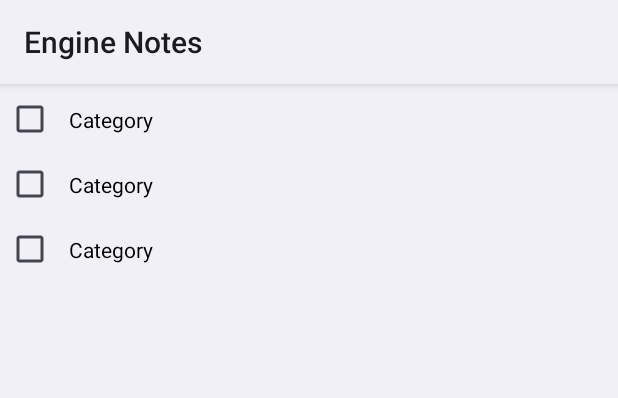
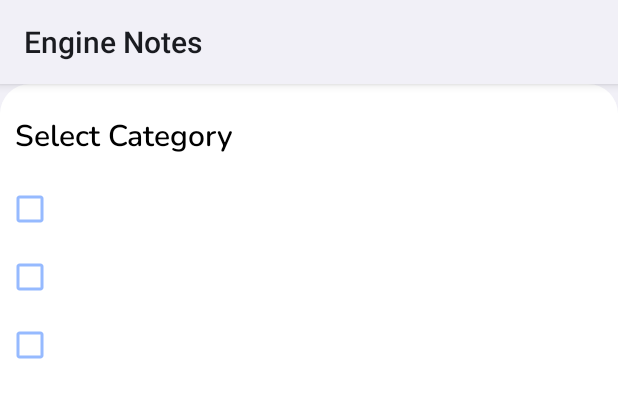
Before and after one commit to kashiflab/Engine-Notes, an Android app: the layout bottom_sheet.xml on its own in the app's theme, with its tools: preview values and no code run, on a phone screen of 412 x 824 dp. Shown: the top 398 px of the screen. Run offline under Robolectric (Android 15) with nearby library versions, the phone set to English and light mode, and no system bars.

Commit message:
bottom sheet radius 20dp

```diff
--- /dev/null
+++ b/app/src/main/res/drawable/bottom_sheet_bg.xml
@@ -0,0 +1,11 @@
+<?xml version="1.0" encoding="utf-8"?>
+<shape android:shape="rectangle" xmlns:android="http://schemas.android.com/apk/res/android">
+
+    <corners
+        android:topLeftRadius="20dp"
+        android:topRightRadius="20dp"/>
+
+    <solid
+        android:color="@color/white"/>
+
+</shape>
--- a/app/src/main/res/layout/activity_create_note.xml
+++ b/app/src/main/res/layout/activity_create_note.xml
@@ -61,8 +61,7 @@
         android:layout_marginEnd="10dp"
         android:id="@+id/categoryIcon"
         android:layout_width="30dp"
-        android:layout_height="30dp"
-        android:src="@drawable/work_notes" />
+        android:layout_height="30dp" />
 
     <TextView
         app:layout_constraintTop_toBottomOf="@id/headerLayout"
@@ -70,7 +69,6 @@
         app:layout_constraintEnd_toEndOf="parent"
         android:padding="5dp"
         android:id="@+id/categoryTitle"
-        android:text="Work Notes"
         android:textAppearance="@style/RegularFont"
         android:textSize="18sp"
         android:textColor="@color/black"
--- a/app/src/main/res/layout/bottom_sheet.xml
+++ b/app/src/main/res/layout/bottom_sheet.xml
@@ -3,12 +3,27 @@
     xmlns:app="http://schemas.android.com/apk/res-auto"
     xmlns:tools="http://schemas.android.com/tools"
     android:orientation="vertical"
+    android:background="@drawable/bottom_sheet_bg"
     android:layout_width="match_parent"
-    android:layout_height="match_parent">
+    android:layout_height="match_parent"
+    app:layout_behavior="com.google.android.material.bottomsheet.BottomSheetBehavior">
+
+    <TextView
+        android:layout_marginTop="10dp"
+        android:id="@+id/categories"
+        android:text="Select Category"
+        android:textAppearance="@style/SemiBoldFont"
+        android:textSize="20sp"
+        android:padding="10dp"
+        app:layout_constraintTop_toTopOf="parent"
+        app:layout_constraintStart_toStartOf="parent"
+        app:layout_constraintEnd_toEndOf="parent"
+        android:layout_width="match_parent"
+        android:layout_height="wrap_content"/>
 
     <androidx.recyclerview.widget.RecyclerView
         android:id="@+id/categoriesRVBT"
-        app:layout_constraintTop_toTopOf="parent"
+        app:layout_constraintTop_toBottomOf="@id/categories"
         app:layout_constraintEnd_toEndOf="parent"
         app:layout_constraintStart_toStartOf="parent"
         tools:listitem="@layout/bottom_sheet_item"
--- a/app/src/main/res/layout/bottom_sheet_item.xml
+++ b/app/src/main/res/layout/bottom_sheet_item.xml
@@ -11,7 +11,9 @@
         app:layout_constraintEnd_toEndOf="parent"
         app:layout_constraintStart_toStartOf="parent"
         android:id="@+id/checkBox"
-        android:text="Category"
+        android:buttonTint="@color/accentColor"
+        android:textAppearance="@style/SemiBoldFont"
+        android:textSize="16sp"
         android:layout_width="match_parent"
         android:layout_height="wrap_content"/>
 
--- a/app/src/main/res/values/themes.xml
+++ b/app/src/main/res/values/themes.xml
@@ -21,7 +21,13 @@
         <item name="postSplashScreenTheme">@style/Theme.EngineNotes</item>
     </style>
 
+    <style name="BottomSheetDialog" parent="Theme.Design.Light.BottomSheetDialog">
+        <item name="bottomSheetStyle">@style/bottomSheetStyleWrapper</item>
+    </style>
 
+    <style name="bottomSheetStyleWrapper" parent="Widget.Design.BottomSheet.Modal">
+        <item name="android:background">@drawable/bottom_sheet_bg</item>
+    </style>
 
     <style name="RegularFont" parent="android:Widget.TextView">
         <item name="android:fontFamily">@font/nunito_regular</item>
```
Also changed, not shown: app/src/main/java/com/kashiflab/engine_notes/ui/CreateNoteActivity.kt (+5 -2 lines).
